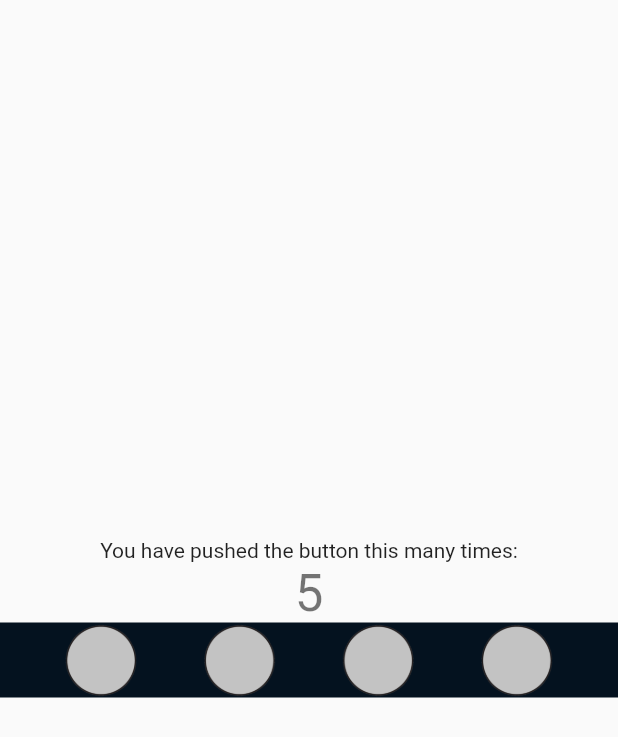
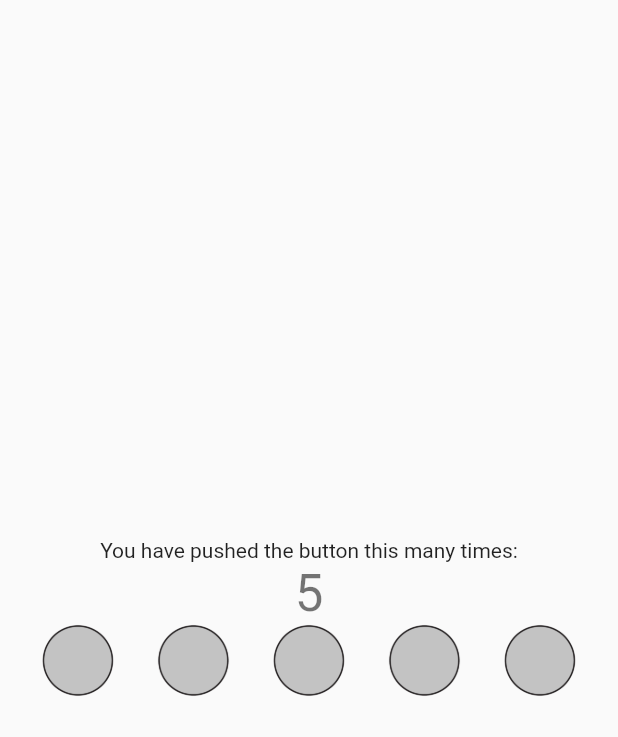
Before and after one commit to gierot/PI_5, a Flutter app: the screen it shows after launch, item 2 of the bottom bar chosen, on a phone screen of 412 x 824 dp. Shown: the top 737 px of the screen. Run offline on Flutter 3.47's test engine with Material 2 defaults, Android fonts, the phone set to English and light mode, and no system bars; our stand-ins replace youtube_player_flutter.

```diff
--- a/app_vtr/lib/buttons.dart
+++ b/app_vtr/lib/buttons.dart
@@ -6,10 +6,21 @@ class All_buttons extends StatelessWidget {
   @override
   Widget build(BuildContext context) {
     return Container(
-      color: const Color(0xFF04121F),
       child: Row(
         mainAxisAlignment: MainAxisAlignment.spaceEvenly,
         children: [
+          GestureDetector(
+            onTap: () => Navigator.push(
+              context,
+              MaterialPageRoute(
+                builder: (context) => const MyPerfil()
+              )
+            ),
+            child: Image.asset(
+              'imagens/indefinido.png',
+              height: 50,
+            ),
+          ),
           GestureDetector(
             onTap: () => Navigator.push(
               context,
```
Also changed, not shown: app_vtr/lib/about/about.dart (+34 -0 lines), app_vtr/pubspec.yaml (+1 -8 lines), app_vtr/imagens/pedal.jpg (added).
